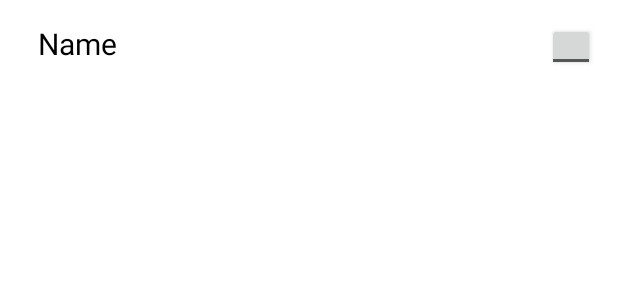
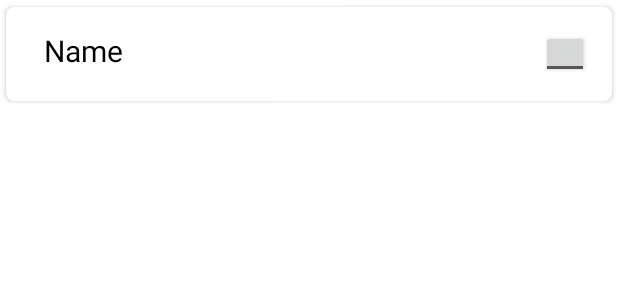
Before and after one commit to SubinBSuresh/Phone, an Android app: the layout row_items.xml on its own in the app's theme, with its tools: preview values and no code run, on a phone screen of 412 x 824 dp. Shown: the top 300 px of the screen. Run offline under Robolectric (Android 15) with nearby library versions, the phone set to English and light mode, and no system bars.

Commit message:
New files added and edited by Nihala

```diff
--- a/PhoneHMI/app/src/main/java/com/example/phonehmi/ContactAdapter.java
+++ b/PhoneHMI/app/src/main/java/com/example/phonehmi/ContactAdapter.java
@@ -24,9 +24,6 @@ public class ContactAdapter extends RecyclerView.Adapter<ContactAdapter.ViewHold
         this.context = context;
     }
 
-    //public FavAdapter(ArrayList<FavModel> favData) {
-    //    this.favData = favData;
-    // }
 
     @NonNull
     @Override
@@ -56,7 +53,7 @@ public class ContactAdapter extends RecyclerView.Adapter<ContactAdapter.ViewHold
             super(itemView);
 
             name = itemView.findViewById(R.id.contact_name);
-            arbutton= itemView.findViewById(R.id.btn_addOrRemove_favorite);
+            arbutton= itemView.findViewById(R.id.btn_add_favorite);
             arbutton.setOnClickListener(this);
 
             arbutton.setBackgroundDrawable(ContextCompat.getDrawable(context, android.R.drawable.star_big_off));
--- a/PhoneHMI/app/src/main/res/layout/row_items.xml
+++ b/PhoneHMI/app/src/main/res/layout/row_items.xml
@@ -1,5 +1,16 @@
 <?xml version="1.0" encoding="utf-8"?>
-<LinearLayout xmlns:android="http://schemas.android.com/apk/res/android"
+<androidx.cardview.widget.CardView xmlns:android="http://schemas.android.com/apk/res/android"
+    android:layout_width="match_parent"
+    android:layout_height="wrap_content"
+    xmlns:app="http://schemas.android.com/apk/res-auto"
+    app:cardCornerRadius="5dp"
+    android:elevation="4dp"
+    app:cardUseCompatPadding="true">
+
+
+
+
+    <LinearLayout
         android:layout_width="match_parent"
         android:layout_height="wrap_content"
         android:layout_margin="10dp"
@@ -15,6 +26,7 @@
             android:orientation="vertical"
             android:paddingLeft="10dp">
 
+
             <TextView
                 android:id="@+id/contact_name"
                 android:layout_width="match_parent"
@@ -26,12 +38,15 @@
 
         </LinearLayout>
 
+
         <ToggleButton
-        android:id="@+id/btn_addOrRemove_favorite"
+            android:id="@+id/btn_add_favorite"
             android:layout_width="32dp"
             android:layout_height="32dp"
             android:layout_gravity="right"
             android:textOn=""
             android:textOff=""/>
+    </LinearLayout>
 
-</LinearLayout>
+
+</androidx.cardview.widget.CardView>
```
Also changed, not shown: PhoneHMI/app/src/main/java/com/example/phonehmi/ContactFragment.java (+23 -2 lines), PhoneHMI/app/src/main/res/layout/fragment_contact.xml (+18 -4 lines). Lines whose indentation alone changed are shown as unchanged.
